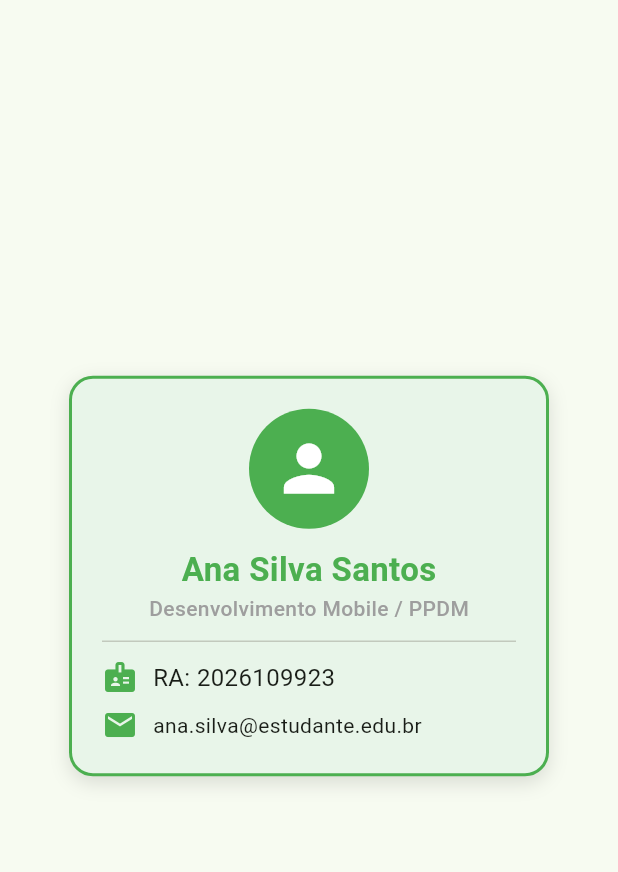
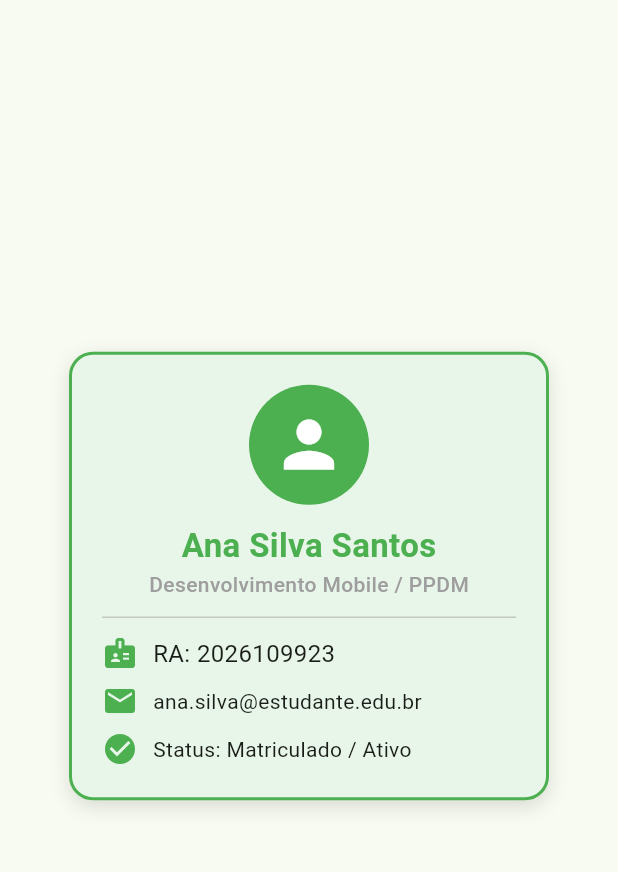
Before and after one commit to Binalmeida/Cracha, a Flutter app: the screen it shows after launch, on a phone screen of 412 x 824 dp, the part 84-956 px from its top. Run offline on Flutter 3.47's test engine with Material 3 defaults, Android fonts, the phone set to English and light mode, and no system bars.

Commit message:
Exercício 02 — Adicionar o status da matrícula

```diff
--- a/lib/main.dart
+++ b/lib/main.dart
@@ -131,6 +131,24 @@ class TelaCracha extends StatelessWidget {
                   ),
                 ],
               ),
+
+              const SizedBox(height: 8),
+
+              Row(
+                children: const [
+                  Icon(
+                    Icons.check_circle,
+                    color: Colors.green,
+                  ),
+                  SizedBox(width: 10),
+                  Text(
+                    'Status: Matriculado / Ativo',
+                    style: TextStyle(
+                      fontSize: 14,
+                    ),
+                  ),
+                ],
+              ),
             ],
           ),
         ),
```
